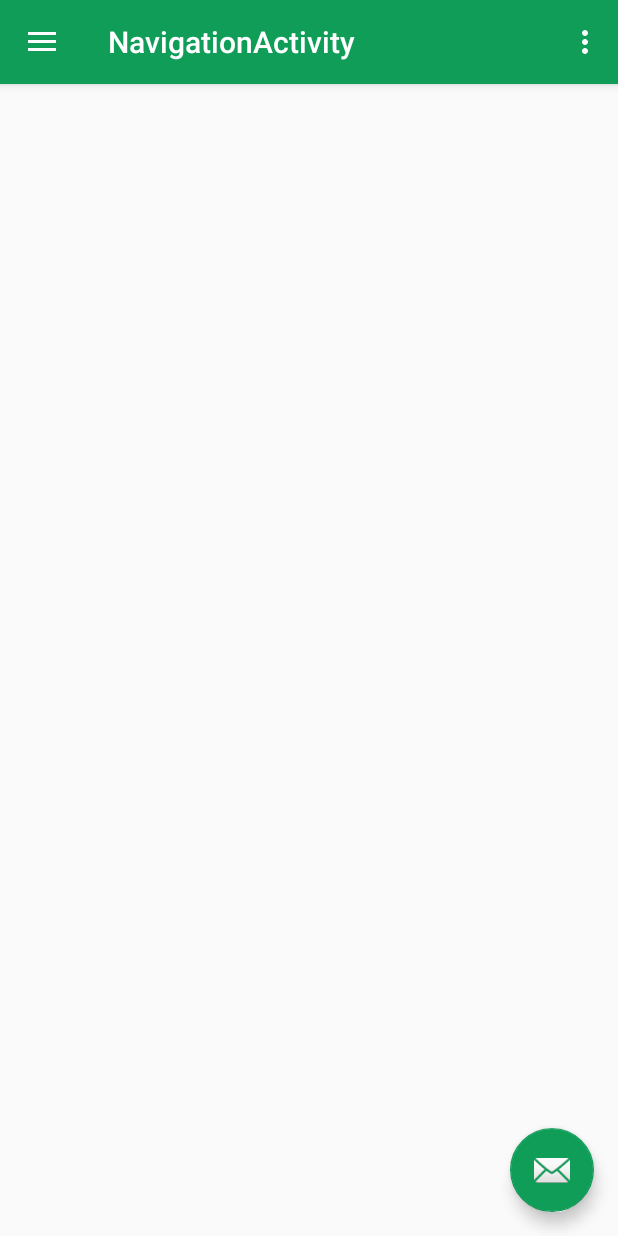
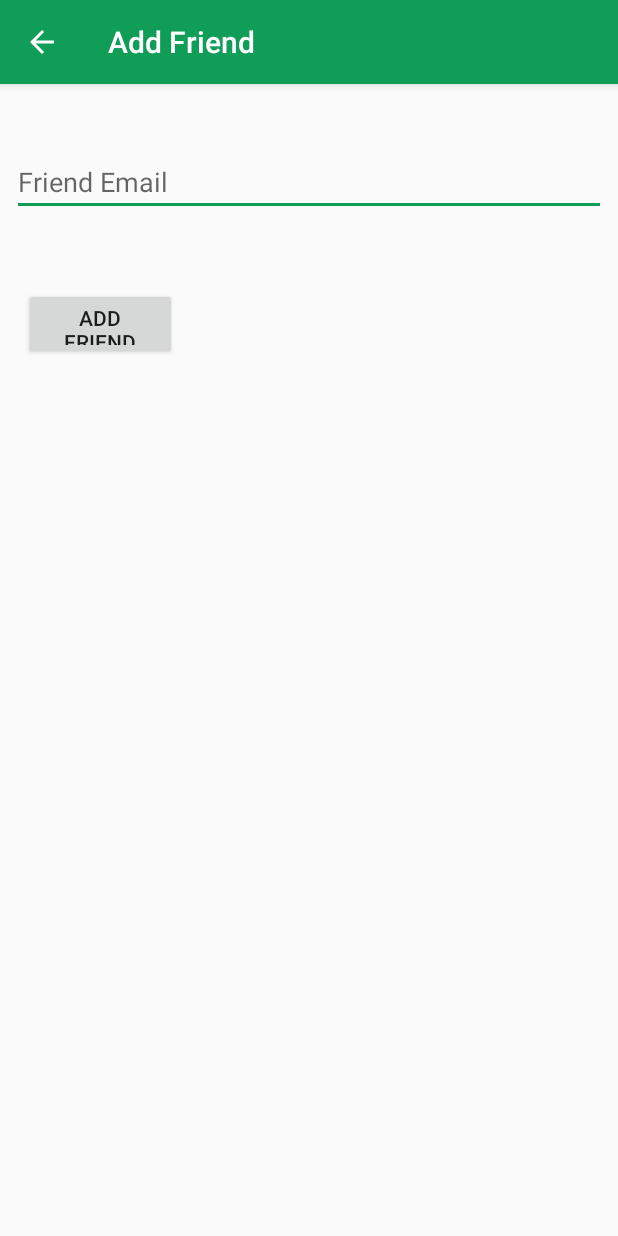
Before and after one commit to saxenapragya8/DeepConversationsAndroidApp, an Android app: the NavigationActivity screen opened directly, with no data from a screen before it, after a tap on "Add Friend", on a phone screen of 412 x 824 dp. Run offline under Robolectric (Android 15) with nearby library versions, the light colour scheme and no system bars; 1 other tap on this screen came first.

Commit message:
1) Making build faster 2) add friend activity with navigationview as its parent

```diff
--- a/app/build.gradle
+++ b/app/build.gradle
@@ -37,12 +37,12 @@ dependencies {
     androidTestCompile('com.android.support.test.espresso:espresso-core:2.2.2', {
         exclude group: 'com.android.support', module: 'support-annotations'
     })
+    //    compile 'com.google.android.gms:play-services:10.2.0'
     compile 'com.android.support:appcompat-v7:25.3.0'
     compile 'com.google.firebase:firebase-core:10.2.0'
     compile 'com.google.firebase:firebase-messaging:10.2.0'
     compile 'com.google.firebase:firebase-auth:10.2.0'
     compile 'com.google.firebase:firebase-database:10.2.0'
-    compile 'com.google.android.gms:play-services:10.2.0'
     compile 'com.google.android.gms:play-services-auth:10.2.0'
     compile 'com.android.support.constraint:constraint-layout:1.0.2'
     compile 'com.android.support:design:25.3.0'
--- /dev/null
+++ b/app/src/main/java/deepconversations/fste/com/deepconversations/AddFriendActivity.java
@@ -0,0 +1,23 @@
+package deepconversations.fste.com.deepconversations;
+
+import android.app.ActionBar;
+import android.support.v7.app.AppCompatActivity;
+import android.os.Bundle;
+import android.view.View;
+import android.widget.TextView;
+
+import deepconversations.fste.com.deepconversations.firebase.RealtimeDbReader;
+
+public class AddFriendActivity extends AppCompatActivity {
+
+    @Override
+    protected void onCreate(Bundle savedInstanceState) {
+        super.onCreate(savedInstanceState);
+        setContentView(R.layout.activity_add_friend);
+    }
+
+    public void onSendInvite(View view){
+        TextView emailInput = (TextView) findViewById(R.id.friendEmail);
+        RealtimeDbReader.getInstance(this).getEmailUserId(emailInput.getText().toString());
+    }
+}
--- a/app/src/main/java/deepconversations/fste/com/deepconversations/NavigationActivity.java
+++ b/app/src/main/java/deepconversations/fste/com/deepconversations/NavigationActivity.java
@@ -1,5 +1,6 @@
 package deepconversations.fste.com.deepconversations;
 
+import android.content.Intent;
 import android.os.Bundle;
 import android.support.design.widget.FloatingActionButton;
 import android.support.design.widget.Snackbar;
@@ -89,8 +90,10 @@ public class NavigationActivity extends AppCompatActivity
         // Handle navigation view item clicks here.
         int id = item.getItemId();
 
-//        if (id == R.id.nav_camera) {
-//            // Handle the camera action
+        if (id == R.id.navAddFriend) {
+            Intent intent = new Intent(this, AddFriendActivity.class);
+            this.startActivity(intent);
+        }
 //        } else if (id == R.id.nav_gallery) {
 //
 //        } else if (id == R.id.nav_slideshow) {
--- /dev/null
+++ b/app/src/main/res/layout/activity_add_friend.xml
@@ -0,0 +1,43 @@
+<?xml version="1.0" encoding="utf-8"?>
+<android.support.constraint.ConstraintLayout xmlns:android="http://schemas.android.com/apk/res/android"
+    xmlns:app="http://schemas.android.com/apk/res-auto"
+    xmlns:tools="http://schemas.android.com/tools"
+    android:layout_width="match_parent"
+    android:layout_height="match_parent"
+    tools:context="deepconversations.fste.com.deepconversations.AddFriendActivity"
+    tools:layout_editor_absoluteY="81dp"
+    tools:layout_editor_absoluteX="0dp">
+
+    <EditText
+        android:id="@+id/friendEmail"
+        android:layout_width="0dp"
+        android:layout_height="0dp"
+        android:hint="Friend Email"
+        android:inputType="textEmailAddress"
+        tools:layout_constraintTop_creator="1"
+        tools:layout_constraintRight_creator="1"
+        tools:layout_constraintBottom_creator="1"
+        app:layout_constraintBottom_toTopOf="@+id/addFriendByEmail"
+        android:layout_marginStart="8dp"
+        android:layout_marginEnd="8dp"
+        app:layout_constraintRight_toRightOf="parent"
+        android:layout_marginTop="45dp"
+        tools:layout_constraintLeft_creator="1"
+        android:layout_marginBottom="48dp"
+        app:layout_constraintLeft_toLeftOf="parent"
+        app:layout_constraintTop_toTopOf="parent" />
+
+    <Button
+        android:id="@+id/addFriendByEmail"
+        android:layout_width="102dp"
+        android:layout_height="48dp"
+        android:onClick="onSendInvite"
+        android:text="Add Friend"
+        tools:layout_constraintTop_creator="1"
+        android:layout_marginStart="16dp"
+        android:layout_marginTop="136dp"
+        tools:layout_constraintLeft_creator="1"
+        app:layout_constraintLeft_toLeftOf="parent"
+        app:layout_constraintTop_toTopOf="parent" />
+
+</android.support.constraint.ConstraintLayout>
--- a/app/src/main/res/layout/app_bar_navigation.xml
+++ b/app/src/main/res/layout/app_bar_navigation.xml
@@ -28,6 +28,7 @@
         android:layout_height="wrap_content"
         android:layout_gravity="bottom|end"
         android:layout_margin="@dimen/fab_margin"
-        app:srcCompat="@android:drawable/ic_dialog_email" />
+        android:onClick="onAddConvButtonClick"
+        app:srcCompat="@mipmap/ic_create" />
 
 </android.support.design.widget.CoordinatorLayout>
```
Also changed, not shown: app/src/main/AndroidManifest.xml (+5 -2 lines), app/src/main/java/deepconversations/fste/com/deepconversations/firebase/RealtimeDbReader.java (added, +33 -0 lines), app/src/main/java/deepconversations/fste/com/deepconversations/firebase/RealtimeDbWriter.java (+11 -12 lines), app/src/main/java/deepconversations/fste/com/deepconversations/listeners/AddNewFriendExistsListener.java (added, +48 -0 lines).
